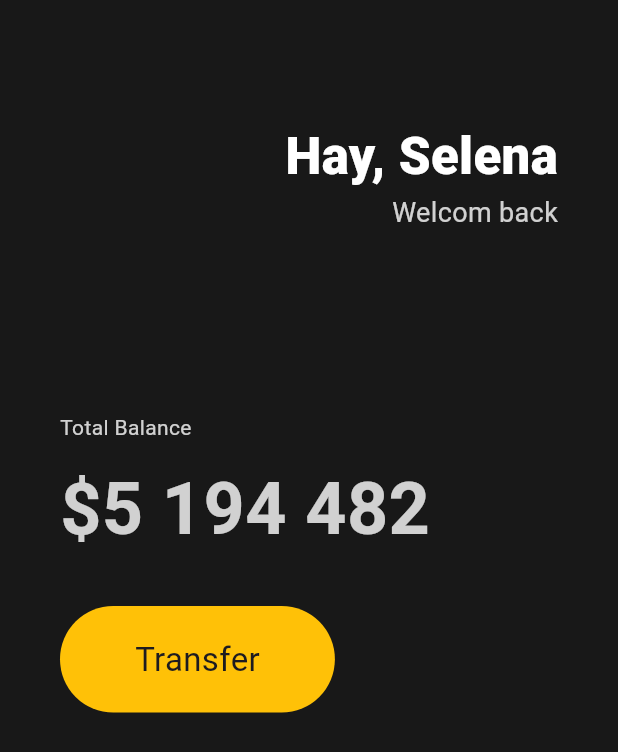
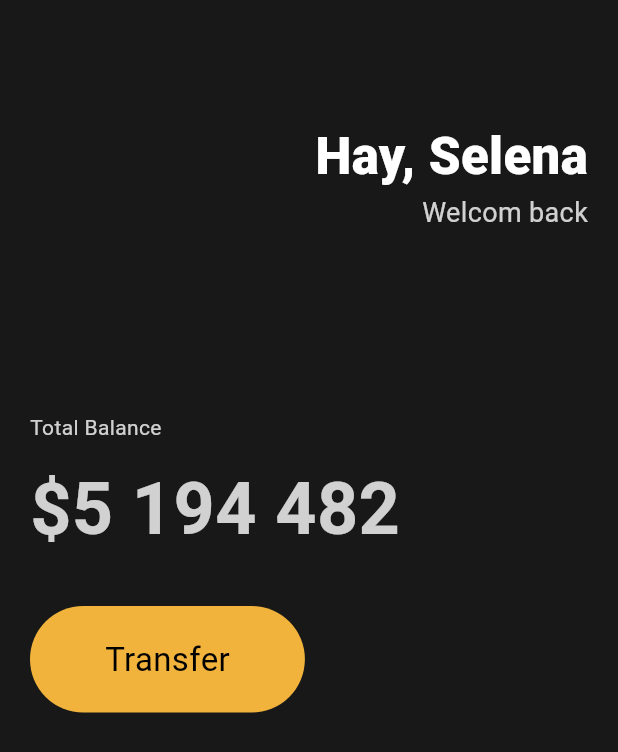
Before and after one commit to cos850/flutter_start_app, a Flutter app: the screen it shows after launch, on a phone screen of 412 x 824 dp. Shown: the top 752 px of the screen. Run offline on Flutter 3.47's test engine with Material 3 defaults, Android fonts, the light colour scheme and no system bars.

Commit message:
refactor: extract Button Widget

```diff
--- a/lib/main.dart
+++ b/lib/main.dart
@@ -1,21 +1,24 @@
 import 'package:flutter/material.dart';
+import 'package:flutter_start_app/widgets/Button.dart';
 
 void main() {
-  runApp(App());
+  runApp(const App());
 }
 
 class App extends StatelessWidget {
+  const App({super.key});
+
   @override
   Widget build(BuildContext context) {
     return MaterialApp(
       home: Scaffold(
-          backgroundColor: Color(0xFF181818),
+          backgroundColor: const Color(0xFF181818),
           body: Padding(
-            padding: EdgeInsets.symmetric(horizontal: 40),
+            padding: const EdgeInsets.symmetric(horizontal: 20),
             child: Column(
               crossAxisAlignment: CrossAxisAlignment.start,
               children: [
-                SizedBox(
+                const SizedBox(
                   height: 80,
                 ),
                 Row(
@@ -24,7 +27,7 @@ class App extends StatelessWidget {
                     Column(
                       crossAxisAlignment: CrossAxisAlignment.end,
                       children: [
-                        Text(
+                        const Text(
                           'Hay, Selena',
                           style: TextStyle(
                               color: Colors.white,
@@ -41,14 +44,14 @@ class App extends StatelessWidget {
                     ),
                   ],
                 ),
-                SizedBox(
+                const SizedBox(
                   height: 120,
                 ),
                 Text(
                   'Total Balance',
                   style: TextStyle(color: Colors.white.withOpacity(0.8)),
                 ),
-                SizedBox(
+                const SizedBox(
                   height: 10,
                 ),
                 Text(
@@ -58,24 +61,16 @@ class App extends StatelessWidget {
                       fontWeight: FontWeight.w600,
                       color: Colors.white.withOpacity(0.8)),
                 ),
-                SizedBox(
+                const SizedBox(
                   height: 30,
                 ),
-                Row(
+                const Row(
+                  mainAxisAlignment: MainAxisAlignment.spaceBetween,
                   children: [
-                    Container(
-                      decoration: BoxDecoration(
-                          color: Colors.amber,
-                          borderRadius: BorderRadius.circular(45)),
-                      child: Padding(
-                        padding:
-                            EdgeInsets.symmetric(vertical: 20, horizontal: 50),
-                        child: Text(
-                          'Transfer',
-                          style: TextStyle(fontSize: 22),
-                        ),
-                      ),
-                    )
+                    Button(
+                        text: 'Transfer',
+                        bgColor: Color(0xFFF1B33B),
+                        textColor: Colors.black),
                   ],
                 )
               ],
--- /dev/null
+++ b/lib/widgets/button.dart
@@ -0,0 +1,28 @@
+import 'package:flutter/material.dart';
+
+class Button extends StatelessWidget {
+  final String text;
+  final Color bgColor;
+  final Color textColor;
+
+  const Button(
+      {super.key,
+      required this.text,
+      required this.bgColor,
+      required this.textColor});
+
+  @override
+  Widget build(BuildContext context) {
+    return Container(
+      decoration: BoxDecoration(
+          color: bgColor, borderRadius: BorderRadius.circular(45)),
+      child: Padding(
+        padding: const EdgeInsets.symmetric(vertical: 20, horizontal: 50),
+        child: Text(
+          text,
+          style: TextStyle(color: textColor, fontSize: 22),
+        ),
+      ),
+    );
+  }
+}
```
